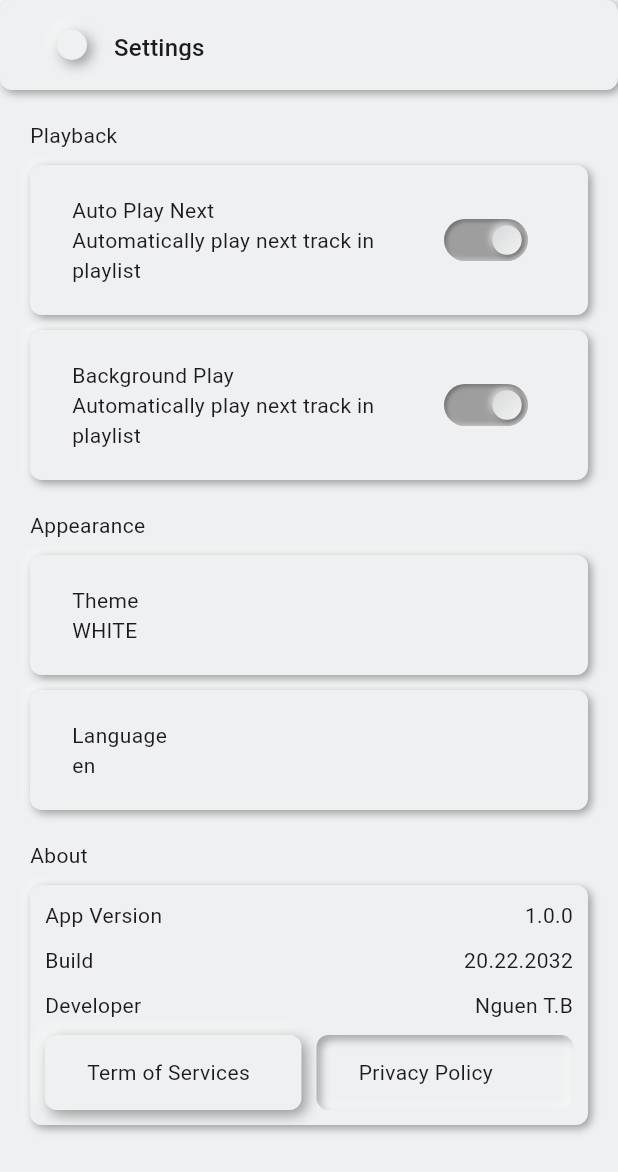
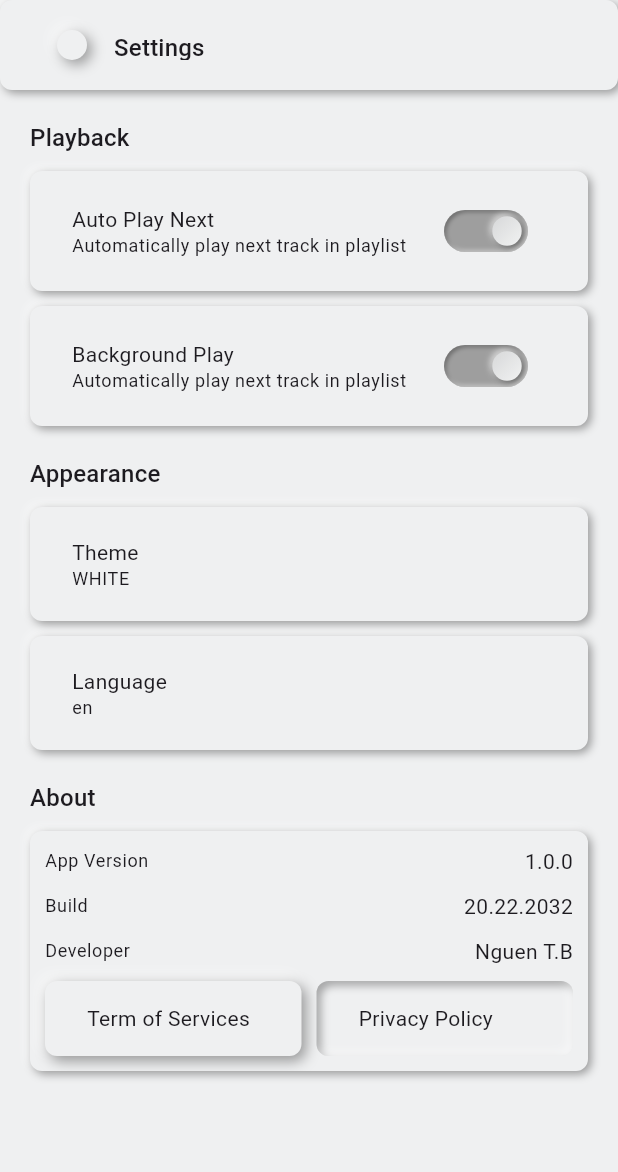
Before and after one commit to jchocola/ya_tuber, a Flutter app: the SettingPage screen opened directly, after a tap on "Theme", on a phone screen of 412 x 824 dp. Shown: the top 1172 px of the screen. Run offline on Flutter 3.47's test engine with Material 3 defaults, Android fonts, the phone set to English and light mode, and no system bars; our stand-ins replace equatable, flutter_neumorphic_plus, freezed_annotation, gap, get_it, logger and 4 more; missing offline and left inert: localstore, youtube_explode_dart; accounts and stored records are empty; statements that could not run were skipped.

Commit message:
ui fixed

```diff
--- a/lib/core/theme/green_theme.dart
+++ b/lib/core/theme/green_theme.dart
@@ -28,5 +28,9 @@ const greenTheme = NeumorphicThemeData(
       color: Color(0xFF4F6659),
       fontWeight: FontWeight.w600,
     ),
+     titleLarge: TextStyle(
+      color: Color(0xFF4F6659),
+      fontWeight: FontWeight.w600,
+    ),
   ),
 );
--- a/lib/presentation/home_page/widget/info_widget.dart
+++ b/lib/presentation/home_page/widget/info_widget.dart
@@ -13,7 +13,7 @@ class InfoWidget extends StatelessWidget {
     final size = MediaQuery.of(context).size;
 
     final homePageProvider_listen = context.watch<HomePageProvider>();
-
+    final theme = Theme.of(context);
     return Neumorphic(
       child: Padding(
         padding: EdgeInsetsGeometry.all(AppConstant.widgetPadding),
@@ -30,8 +30,8 @@ class InfoWidget extends StatelessWidget {
               children: [
                 Center(child: YoutubePlayerWidget()),
 
-                Text(homePageProvider_listen.video?.title ?? '', maxLines: 2),
-                Text(homePageProvider_listen.video?.author ?? ''),
+                Text(homePageProvider_listen.video?.title ?? '', maxLines: 2, style: theme.textTheme.bodyMedium,),
+                Text(homePageProvider_listen.video?.author ?? '' ,style: theme.textTheme.bodySmall ),
               ],
             ),
 
--- a/lib/presentation/home_page/widget/playlist_widget.dart
+++ b/lib/presentation/home_page/widget/playlist_widget.dart
@@ -14,6 +14,7 @@ class PlaylistWidget extends StatelessWidget {
     final playListProvider_listen = context.watch<PlaylistPageProvider>();
     final homePageProvider_listen = context.watch<HomePageProvider>();
     final homePageProvider_read = context.read<HomePageProvider>();
+     final theme = Theme.of(context);
     return Transform.scale(
 scale: 0.85,
       child: Neumorphic(
@@ -22,7 +23,7 @@ scale: 0.85,
           child: Padding(
             padding: EdgeInsetsGeometry.all(AppConstant.widgetPadding),
             child: ExpansionTile(
-              title: Text('PlayList'),
+              title: Text('PlayList', style: theme.textTheme.titleMedium,),
               childrenPadding: EdgeInsets.all(AppConstant.widgetPadding),
               children: playListProvider_listen.listTracks.isNotEmpty
                   ? List.generate(playListProvider_listen.listTracks.length, (
--- a/lib/presentation/playlist_page/page/confirm_delete_page.dart
+++ b/lib/presentation/playlist_page/page/confirm_delete_page.dart
@@ -15,6 +15,7 @@ class ConfirmDeletePage extends StatelessWidget {
   Widget build(BuildContext context) {
     final size = MediaQuery.of(context).size;
     final playlistPageProvider_read = context.read<PlaylistPageProvider>();
+     final theme = Theme.of(context);
     return Dialog(
       child: Neumorphic(
         child: Padding(
@@ -22,10 +23,12 @@ class ConfirmDeletePage extends StatelessWidget {
           child: Column(
             spacing: AppConstant.widgetPadding,
             mainAxisSize: MainAxisSize.min,
+            crossAxisAlignment: CrossAxisAlignment.start,
             children: [
-              Text('Delete Track?'),
+              Text('Delete Track?' , style: theme.textTheme.titleLarge,),
               Text(
                 'This action cannot be undone. The track will be permanently removed from your playlist.',
+                style:  theme.textTheme.bodySmall,
               ),
               PlayListCard(isPlaying: true, track: track),
 
--- a/lib/presentation/setting_page/widget/about_widget.dart
+++ b/lib/presentation/setting_page/widget/about_widget.dart
@@ -10,13 +10,13 @@ class AboutWidget extends StatelessWidget {
 
   @override
   Widget build(BuildContext context) {
+    final theme = Theme.of(context);
     return Column(
       crossAxisAlignment: CrossAxisAlignment.start,
       spacing: AppConstant.widgetPadding,
       children: [
-        Text('About'),
+        Text('About', style: theme.textTheme.titleMedium),
         Neumorphic(
-
           child: Padding(
             padding: EdgeInsets.all(AppConstant.widgetPadding),
             child: Column(
@@ -39,16 +39,17 @@ class AboutWidget extends StatelessWidget {
                   children: [
                     Expanded(
                       child: BigButton(
-
-                        title: 'Term of Services', onPressed: () async{
-                         if (!await launchUrl(
+                        title: 'Term of Services',
+                        onPressed: () async {
+                          if (!await launchUrl(
                             Uri.parse(AppConstant.termOfService),
                           )) {
                             throw Exception(
                               'Could not launch ${AppConstant.termOfService}',
                             );
                           }
-                      }),
+                        },
+                      ),
                     ),
                     Expanded(
                       child: BigButton(
@@ -80,9 +81,10 @@ class AboutWidget extends StatelessWidget {
     String title = 'Title',
     String value = 'Value',
   }) {
+      final theme = Theme.of(context);
     return Row(
       mainAxisAlignment: MainAxisAlignment.spaceBetween,
-      children: [Text(title), Text(value)],
+      children: [Text(title , style: theme.textTheme.bodySmall), Text(value, style: theme.textTheme.bodyMedium)],
     );
   }
 }
--- a/lib/presentation/setting_page/widget/apparance_widget.dart
+++ b/lib/presentation/setting_page/widget/apparance_widget.dart
@@ -14,7 +14,7 @@ class AppareanceWidget extends StatelessWidget {
   Widget build(BuildContext context) {
     final appSettingProvider_listen = context.watch<AppSettingProvider>();
     final appSettingProvider_read = context.read<AppSettingProvider>();
-
+    final theme = Theme.of(context);
     void onLanguageTapped() {
       showDialog(
         context: context,
@@ -26,7 +26,7 @@ class AppareanceWidget extends StatelessWidget {
                 mainAxisSize: MainAxisSize.min,
                 spacing: AppConstant.appPadding,
                 children: [
-                  Text('Language'),
+                  Text('Language', style: theme.textTheme.titleMedium),
 
                   Row(
                     mainAxisAlignment: MainAxisAlignment.spaceEvenly,
@@ -61,7 +61,7 @@ class AppareanceWidget extends StatelessWidget {
       crossAxisAlignment: CrossAxisAlignment.start,
       spacing: AppConstant.widgetPadding,
       children: [
-        Text('Appearance'),
+        Text('Appearance', style: theme.textTheme.titleMedium),
         SettingTitle(
           title: 'Theme',
           //withSwitch: true,
--- a/lib/presentation/setting_page/widget/playback_widget.dart
+++ b/lib/presentation/setting_page/widget/playback_widget.dart
@@ -11,11 +11,12 @@ class PlaybackWidget extends StatelessWidget {
   Widget build(BuildContext context) {
     final appSettingProvider_listen = context.watch<AppSettingProvider>();
     final appSettingProvider_read = context.read<AppSettingProvider>();
+    final theme = Theme.of(context);
     return Column(
       crossAxisAlignment: CrossAxisAlignment.start,
       spacing: AppConstant.widgetPadding,
       children: [
-        Text('Playback'),
+        Text('Playback' , style: theme.textTheme.titleMedium,),
         SettingTitle(
           title: 'Auto Play Next',
           subTitle: 'Automatically play next track in playlist',
--- a/lib/widget/custom_input.dart
+++ b/lib/widget/custom_input.dart
@@ -3,7 +3,6 @@ import 'package:flutter_neumorphic_plus/flutter_neumorphic.dart';
 import 'package:provider/provider.dart';
 import 'package:ya_tuber/app_setting_provider.dart';
 import 'package:ya_tuber/core/app_constant.dart';
-
 
 class CustomInput extends StatelessWidget {
   const CustomInput({
@@ -18,7 +17,7 @@ class CustomInput extends StatelessWidget {
   @override
   Widget build(BuildContext context) {
     final appSettingProvider_listen = context.watch<AppSettingProvider>();
-
+    final theme = Theme.of(context);
     return Neumorphic(
       style: NeumorphicStyle(depth: AppConstant.neumoDepthNegative),
       child: Padding(
@@ -26,17 +25,22 @@ class CustomInput extends StatelessWidget {
         child: Theme(
           data: ThemeData(
             textSelectionTheme: TextSelectionThemeData(
-              selectionColor: appSettingProvider_listen.currentAppTheme.accentColor,
-              selectionHandleColor:  appSettingProvider_listen.currentAppTheme.accentColor,
+              selectionColor:
+                  appSettingProvider_listen.currentAppTheme.accentColor,
+              selectionHandleColor:
+                  appSettingProvider_listen.currentAppTheme.accentColor,
             ),
           ),
           child: TextField(
             onChanged: onChanged,
             controller: controller,
-            cursorColor:  appSettingProvider_listen.currentAppTheme.accentColor,
+            cursorColor: appSettingProvider_listen.currentAppTheme.accentColor,
             mouseCursor: MouseCursor.defer,
+            style:  theme.textTheme.titleMedium,
             decoration: InputDecoration(
-              hoverColor:  appSettingProvider_listen.currentAppTheme.accentColor,
+
+              hintStyle: theme.textTheme.bodySmall,
+              hoverColor: appSettingProvider_listen.currentAppTheme.accentColor,
               hintText: hintText,
               border: UnderlineInputBorder(borderSide: BorderSide.none),
             ),
--- a/lib/widget/play_list_card.dart
+++ b/lib/widget/play_list_card.dart
@@ -24,6 +24,7 @@ class PlayListCard extends StatelessWidget {
   final void Function()? onTap;
   @override
   Widget build(BuildContext context) {
+      final theme = Theme.of(context);
     return Padding(
       padding: EdgeInsetsGeometry.symmetric(
         vertical: AppConstant.widgetPadding,
@@ -46,8 +47,8 @@ class PlayListCard extends StatelessWidget {
               ),
               child: ListTile(
                 leading:  isPlaying ? RotatingWidget(child:CustomSmallThumbnail(imageUrl: track?.thumbnail,) ) :  CustomSmallThumbnail(imageUrl: track?.thumbnail,),
-                title: Text(track?.title ?? 'Lofi Coding', maxLines: 3,),
-                subtitle: Text(track?.subtitle ?? 'FocusMusic'),
+                title: Text(track?.title ?? 'Lofi Coding', maxLines: 3, style: theme.textTheme.bodyMedium,),
+                subtitle: Text(track?.subtitle ?? 'FocusMusic', style: theme.textTheme.bodySmall,),
 
                 trailing: Transform.scale(
                   scale: 0.8,
--- a/lib/widget/setting_title.dart
+++ b/lib/widget/setting_title.dart
@@ -18,6 +18,7 @@ class SettingTitle extends StatelessWidget {
   final bool switchValue;
   @override
   Widget build(BuildContext context) {
+      final theme = Theme.of(context);
     return NeumorphicButton(
       onPressed: onPressed,
       child: Padding(
@@ -27,7 +28,7 @@ class SettingTitle extends StatelessWidget {
             Expanded(
               child: Column(
                 crossAxisAlignment: CrossAxisAlignment.start,
-                children: [Text(title), Text(subTitle)],
+                children: [Text(title, style: theme.textTheme.bodyMedium,), Text(subTitle, style: theme.textTheme.bodySmall,)],
               ),
             ),
             withSwitch
```
Also changed, not shown: lib/presentation/playlist_page/page/edit_track_page.dart (+10 -8 lines).
